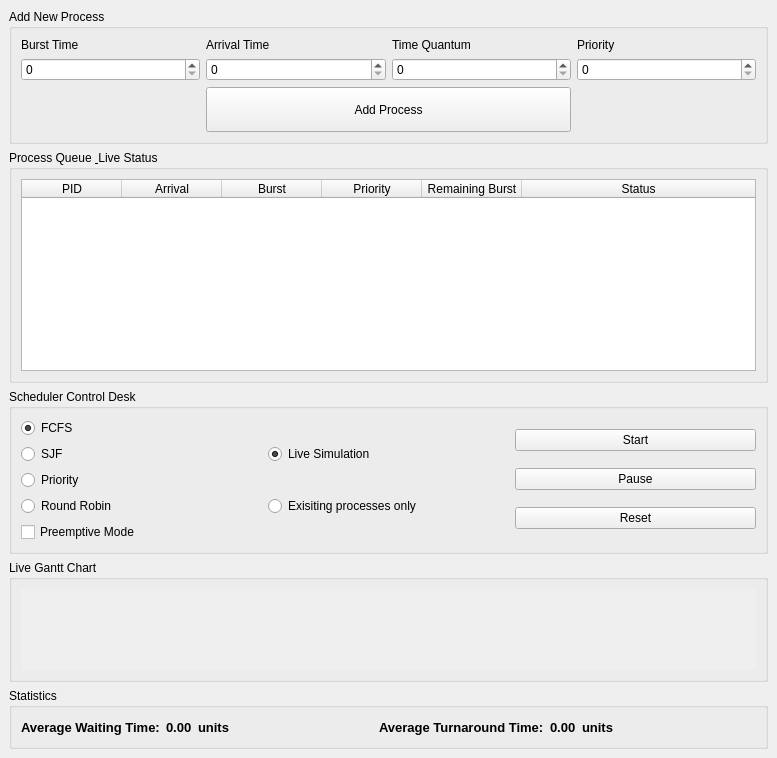
Before: the Qt Designer form mainwindow.ui in Yosef3dwy/MMALYY-CPU-Scheduler, drawn with Qt 5.
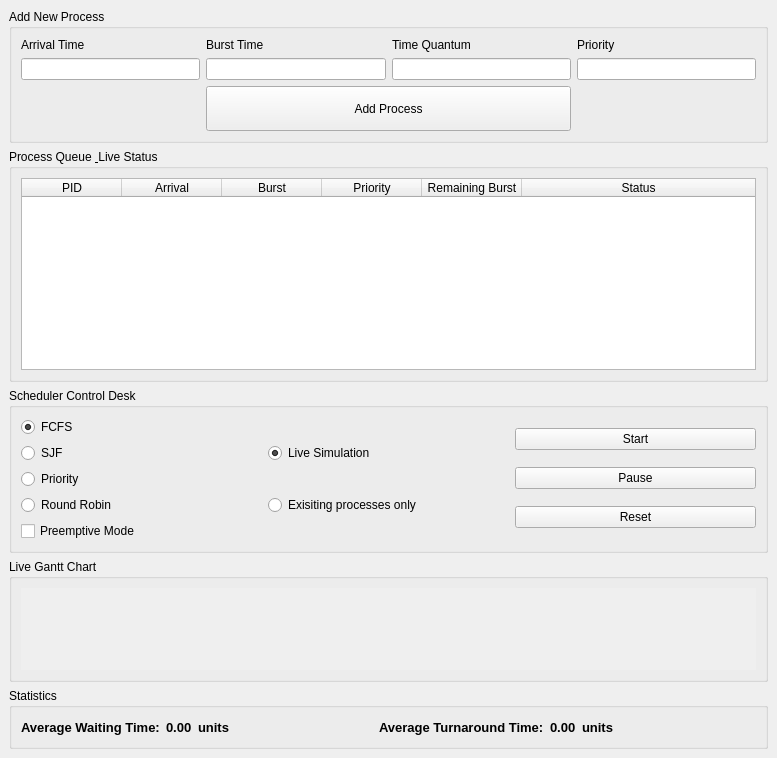
After: the same form once the commit is applied. Icons and pictures are not drawn.

Commit message: improved input fields

Diff of the .ui file:
```diff
--- a/mainwindow.ui
+++ b/mainwindow.ui
@@ -38,13 +38,13 @@
          </property>
         </widget>
        </item>
-       <item row="1" column="0">
-        <widget class="QSpinBox" name="spinBox_burstTime"/>
+       <item row="1" column="1">
+        <widget class="QLineEdit" name="lineEdit_burstTime"/>
        </item>
        <item row="1" column="4">
-        <widget class="QSpinBox" name="spinBox_priority"/>
+        <widget class="QLineEdit" name="lineEdit_priority"/>
        </item>
-       <item row="0" column="0">
+       <item row="0" column="1">
         <widget class="QLabel" name="label_2">
          <property name="text">
           <string>Burst Time</string>
@@ -58,10 +58,11 @@
          </property>
         </widget>
        </item>
-       <item row="1" column="1">
-        <widget class="QSpinBox" name="spinBox_arrivalTime"/>
+       <item row="1" column="0">
+        <widget class="QLineEdit" name="lineEdit_arrivalTime"/>
+        
        </item>
-       <item row="0" column="1">
+       <item row="0" column="0">
         <widget class="QLabel" name="label">
          <property name="text">
           <string>Arrival Time</string>
@@ -82,7 +83,7 @@
         </widget>
        </item>
        <item row="1" column="2">
-        <widget class="QSpinBox" name="spinBox_quantum"/>
+        <widget class="QLineEdit" name="lineEdit_quantum"/>
        </item>
       </layout>
      </widget>
```
Left out of the diff: 1 changed line with no effect on the pictures. The commit also changes 1 other file.
